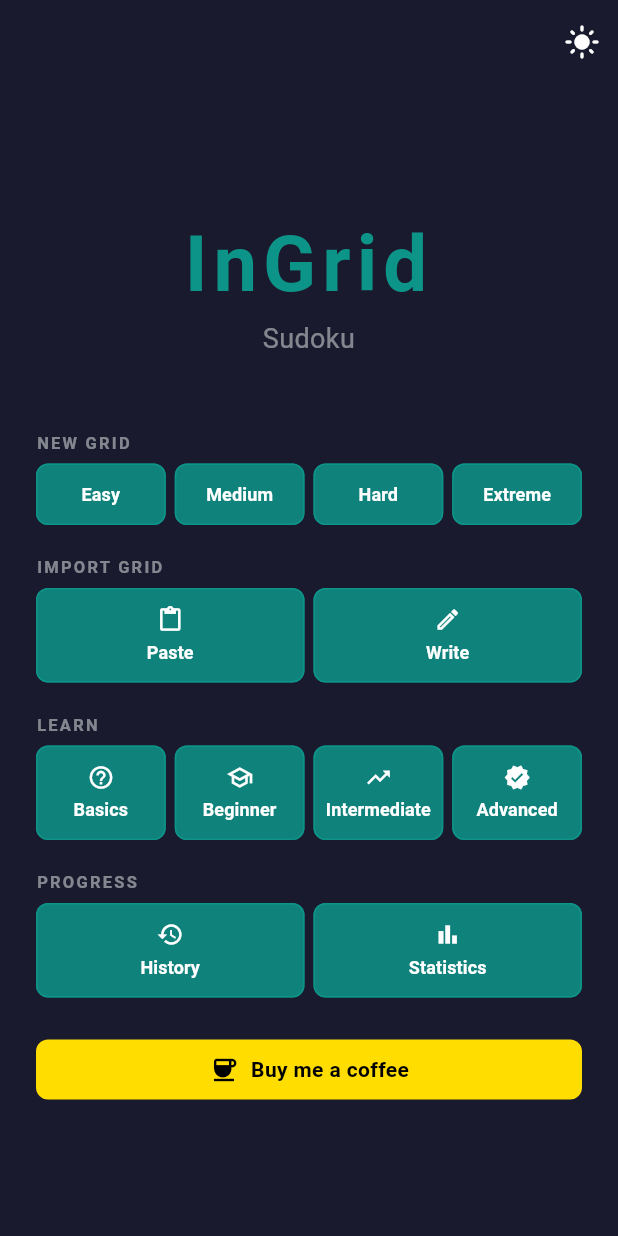
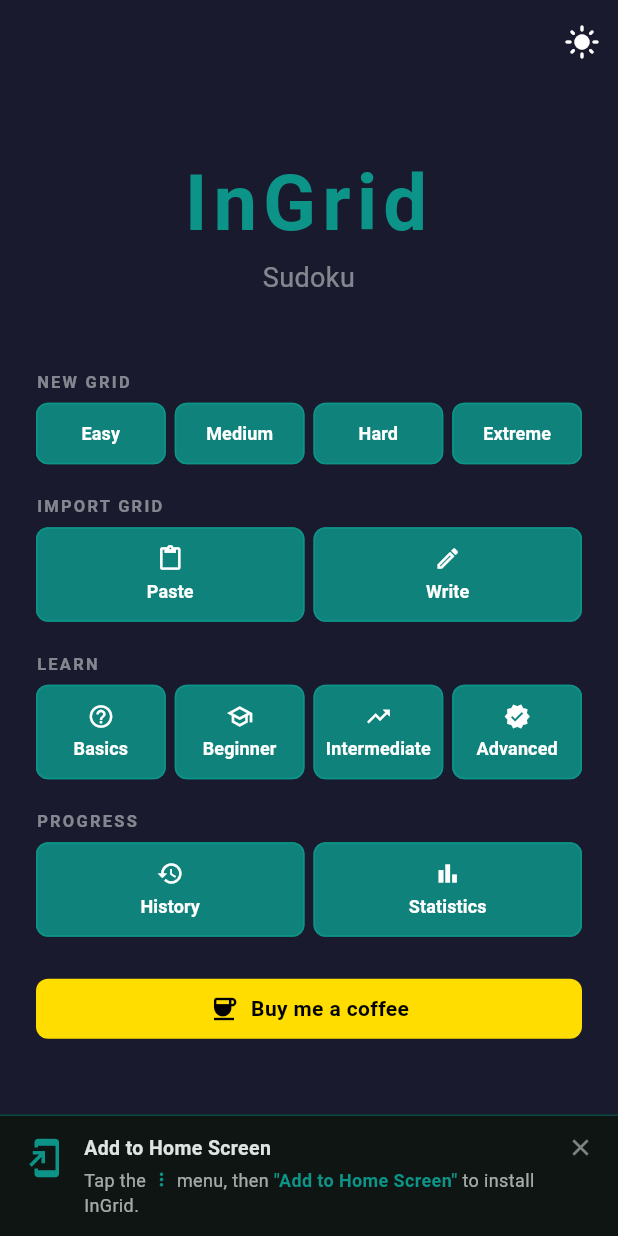
Before and after one commit to NVME-git/InGrid, a Flutter app: the HistoryScreen screen opened by its route, after a tap on "InGrid", on a phone screen of 412 x 824 dp. Run offline on Flutter 3.47's test engine with Material 3 defaults, Android fonts, the phone set to English and light mode, and no system bars; our stand-ins replace flutter_riverpod, go_router, shared_preferences; missing offline and left inert: dart:html; accounts and stored records are empty.

Commit message:
feat: add Save to Home Screen install banner to HomeScreen
Agent-Logs-Url: https://github.com/NVME-git/InGrid/sessions/ddff07d5-b89a-482b-b620-6f42ae4abff1

Co-authored-by: NVME-git <30406909+NVME-git@users.noreply.github.com>

```diff
--- a/lib/features/game/home_screen.dart
+++ b/lib/features/game/home_screen.dart
@@ -5,6 +5,7 @@ import 'package:url_launcher/url_launcher.dart';
 import 'game_state.dart';
 import '../../core/engine/engine.dart';
 import '../../services/persistence_service.dart';
+import '../../services/pwa_helper.dart';
 import '../../services/theme_notifier.dart';
 
 class HomeScreen extends ConsumerStatefulWidget {
@@ -17,11 +18,30 @@ class HomeScreen extends ConsumerStatefulWidget {
 class _HomeScreenState extends ConsumerState<HomeScreen> {
   SavedGame? _savedGame;
   bool _checkingStorage = true;
+  bool _showInstallBanner = false;
+  bool _isIos = false;
 
   @override
   void initState() {
     super.initState();
     _checkSavedGame();
+    _checkInstallBanner();
+  }
+
+  Future<void> _checkInstallBanner() async {
+    if (isStandalonePwa()) return; // already installed – never show
+    final dismissed = await PersistenceService.isPwaInstallBannerDismissed();
+    if (mounted && !dismissed) {
+      setState(() {
+        _showInstallBanner = true;
+        _isIos = isIosBrowser();
+      });
+    }
+  }
+
+  void _dismissInstallBanner() {
+    setState(() => _showInstallBanner = false);
+    PersistenceService.dismissPwaInstallBanner();
   }
 
   Future<void> _checkSavedGame() async {
@@ -49,6 +69,9 @@ class _HomeScreenState extends ConsumerState<HomeScreen> {
           ),
         ],
       ),
+      bottomNavigationBar: _showInstallBanner
+          ? _InstallBanner(isIos: _isIos, onDismiss: _dismissInstallBanner)
+          : null,
       body: SafeArea(
         child: Center(
           child: ConstrainedBox(
@@ -432,3 +455,130 @@ class _BuyMeCoffeeButton extends StatelessWidget {
     );
   }
 }
+
+class _InstallBanner extends StatelessWidget {
+  final bool isIos;
+  final VoidCallback onDismiss;
+
+  const _InstallBanner({required this.isIos, required this.onDismiss});
+
+  @override
+  Widget build(BuildContext context) {
+    final onSurface = Theme.of(context).colorScheme.onSurface;
+    return SafeArea(
+      top: false,
+      child: Container(
+        decoration: BoxDecoration(
+          color: Theme.of(context).colorScheme.surface,
+          border: Border(
+            top: BorderSide(
+              color: const Color(0xFF0D9488).withValues(alpha: 0.4),
+              width: 1,
+            ),
+          ),
+        ),
+        padding: const EdgeInsets.symmetric(horizontal: 16, vertical: 12),
+        child: Row(
+          crossAxisAlignment: CrossAxisAlignment.start,
+          children: [
+            const Padding(
+              padding: EdgeInsets.only(top: 2),
+              child: Icon(
+                Icons.add_to_home_screen,
+                color: Color(0xFF0D9488),
+                size: 28,
+              ),
+            ),
+            const SizedBox(width: 12),
+            Expanded(
+              child: Column(
+                crossAxisAlignment: CrossAxisAlignment.start,
+                mainAxisSize: MainAxisSize.min,
+                children: [
+                  Text(
+                    'Add to Home Screen',
+                    style: TextStyle(
+                      fontSize: 13,
+                      fontWeight: FontWeight.bold,
+                      color: onSurface,
+                    ),
+                  ),
+                  const SizedBox(height: 3),
+                  if (isIos)
+                    Text.rich(
+                      TextSpan(
+                        style: TextStyle(
+                          fontSize: 12,
+                          color: onSurface.withValues(alpha: 0.72),
+                        ),
+                        children: const [
+                          TextSpan(text: 'Tap the '),
+                          WidgetSpan(
+                            alignment: PlaceholderAlignment.middle,
+                            child: Icon(
+                              Icons.ios_share,
+                              size: 14,
+                              color: Color(0xFF0D9488),
+                            ),
+                          ),
+                          TextSpan(text: ' share button, then '),
+                          TextSpan(
+                            text: '"Add to Home Screen"',
+                            style: TextStyle(
+                              fontWeight: FontWeight.w600,
+                              color: Color(0xFF0D9488),
+                            ),
+                          ),
+                          TextSpan(text: ' to install InGrid.'),
+                        ],
+                      ),
+                    )
+                  else
+                    Text.rich(
+                      TextSpan(
+                        style: TextStyle(
+                          fontSize: 12,
+                          color: onSurface.withValues(alpha: 0.72),
+                        ),
+                        children: const [
+                          TextSpan(text: 'Tap the '),
+                          WidgetSpan(
+                            alignment: PlaceholderAlignment.middle,
+                            child: Icon(
+                              Icons.more_vert,
+                              size: 14,
+                              color: Color(0xFF0D9488),
+                            ),
+                          ),
+                          TextSpan(text: ' menu, then '),
+                          TextSpan(
+                            text: '"Add to Home Screen"',
+                            style: TextStyle(
+                              fontWeight: FontWeight.w600,
+                              color: Color(0xFF0D9488),
+                            ),
+                          ),
+                          TextSpan(text: ' to install InGrid.'),
+                        ],
+                      ),
+                    ),
+                ],
+              ),
+            ),
+            GestureDetector(
+              onTap: onDismiss,
+              child: Padding(
+                padding: const EdgeInsets.only(left: 8),
+                child: Icon(
+                  Icons.close,
+                  size: 18,
+                  color: onSurface.withValues(alpha: 0.54),
+                ),
+              ),
+            ),
+          ],
+        ),
+      ),
+    );
+  }
+}
--- a/lib/services/persistence_service.dart
+++ b/lib/services/persistence_service.dart
@@ -119,6 +119,7 @@ class PersistenceService {
   static const _currentGameKey = 'current_game_v1';
   static const _historyKey = 'game_history_v1';
   static const _statsKey = 'game_stats_v1';
+  static const _pwaInstallDismissedKey = 'pwa_install_banner_dismissed';
 
   // ── Board serialisation helpers ──────────────────────────────────────────
 
@@ -298,6 +299,26 @@ class PersistenceService {
     }
   }
 
+  // ── PWA install banner ───────────────────────────────────────────────────
+
+  /// Returns true when the user has previously dismissed the install banner.
+  static Future<bool> isPwaInstallBannerDismissed() async {
+    try {
+      final prefs = await SharedPreferences.getInstance();
+      return prefs.getBool(_pwaInstallDismissedKey) ?? false;
+    } catch (_) {
+      return false;
+    }
+  }
+
+  /// Persists the user's choice to dismiss the install banner permanently.
+  static Future<void> dismissPwaInstallBanner() async {
+    try {
+      final prefs = await SharedPreferences.getInstance();
+      await prefs.setBool(_pwaInstallDismissedKey, true);
+    } catch (_) {}
+  }
+
   // ── Helpers for external callers ─────────────────────────────────────────
 
   /// Builds a GameRecord from the current board when the game ends / is saved.
--- /dev/null
+++ b/lib/services/pwa_helper.dart
@@ -0,0 +1,3 @@
+/// Conditional export: uses dart:html on web, stub elsewhere.
+export 'pwa_helper_stub.dart'
+    if (dart.library.html) 'pwa_helper_web.dart';
--- /dev/null
+++ b/lib/services/pwa_helper_stub.dart
@@ -0,0 +1,3 @@
+/// Stub implementation used on non-web platforms.
+bool isStandalonePwa() => false;
+bool isIosBrowser() => false;
--- /dev/null
+++ b/lib/services/pwa_helper_web.dart
@@ -0,0 +1,26 @@
+/// Web implementation using dart:html for PWA detection.
+// ignore: avoid_web_libraries_in_flutter
+import 'dart:html' as html;
+
+/// Returns true when the app is running as an installed PWA (standalone mode).
+bool isStandalonePwa() {
+  try {
+    return html.window.matchMedia('(display-mode: standalone)').matches ||
+        // Safari on iOS sets this property on the navigator object.
+        (html.window.navigator as dynamic).standalone == true;
+  } catch (_) {
+    return false;
+  }
+}
+
+/// Returns true when the user is on iOS (iPhone / iPad / iPod).
+bool isIosBrowser() {
+  try {
+    final ua = html.window.navigator.userAgent.toLowerCase();
+    return ua.contains('iphone') ||
+        ua.contains('ipad') ||
+        ua.contains('ipod');
+  } catch (_) {
+    return false;
+  }
+}
```
